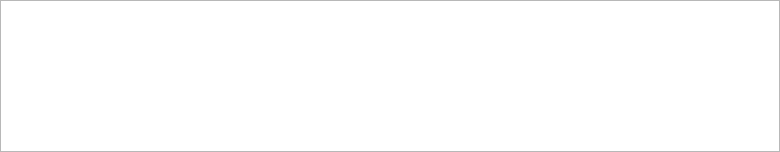
First picture: the form in Editor/src/Widget/Auxiliary/AuxAssetInspector.ui, repository GameOverture/HarmonyEngine, before the edit.
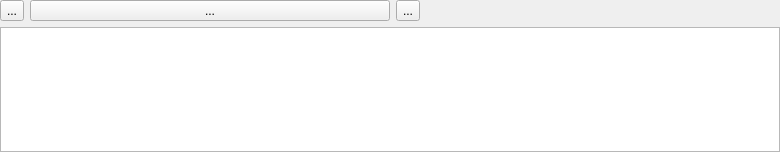
Second picture: the form after the edit. The open tabs and pages were chosen to show the change. Icons and pictures are not drawn. Custom widgets are drawn as their Qt base class.

Commit message: New Aux Docking Window layout; Code viewer/editor integrated

Diff of the .ui file:
```diff
--- a/Editor/src/Widget/Auxiliary/AuxAssetInspector.ui
+++ b/Editor/src/Widget/Auxiliary/AuxAssetInspector.ui
@@ -27,10 +27,138 @@
     <number>0</number>
    </property>
    <item>
-    <widget class="QGraphicsView" name="graphicsView"/>
+    <widget class="QStackedWidget" name="stackedWidget">
+     <property name="currentIndex">
+      <number>0</number>
+     </property>
+     <widget class="QWidget" name="pageSource">
+      <layout class="QVBoxLayout" name="verticalLayout_2">
+       <property name="leftMargin">
+        <number>0</number>
+       </property>
+       <property name="topMargin">
+        <number>0</number>
+       </property>
+       <property name="rightMargin">
+        <number>0</number>
+       </property>
+       <property name="bottomMargin">
+        <number>0</number>
+       </property>
+       <item>
+        <widget class="WgtCodeEditor" name="wgtCodeEditor" native="true"/>
+       </item>
+      </layout>
+     </widget>
+     <widget class="QWidget" name="pageAtlases">
+      <layout class="QVBoxLayout" name="verticalLayout_3">
+       <property name="leftMargin">
+        <number>0</number>
+       </property>
+       <property name="topMargin">
+        <number>0</number>
+       </property>
+       <property name="rightMargin">
+        <number>0</number>
+       </property>
+       <property name="bottomMargin">
+        <number>0</number>
+       </property>
+       <item>
+        <widget class="QGraphicsView" name="atlasesGfxView"/>
+       </item>
+      </layout>
+     </widget>
+     <widget class="QWidget" name="pagePrefabs"/>
+     <widget class="QWidget" name="pageAudio">
+      <layout class="QVBoxLayout" name="verticalLayout_4">
+       <property name="leftMargin">
+        <number>0</number>
+       </property>
+       <property name="topMargin">
+        <number>0</number>
+       </property>
+       <property name="rightMargin">
+        <number>0</number>
+       </property>
+       <property name="bottomMargin">
+        <number>0</number>
+       </property>
+       <item>
+        <layout class="QHBoxLayout" name="horizontalLayout_6">
+         <item>
+          <widget class="QToolButton" name="btnFirstFrame">
+           <property name="text">
+            <string>...</string>
+           </property>
+           <property name="icon">
+            <iconset resource="../../../data/HyEditor.qrc">
+             <normaloff>:/icons16x16/media-rewind.png</normaloff>:/icons16x16/media-rewind.png</iconset>
+           </property>
+          </widget>
+         </item>
+         <item>
+          <widget class="QToolButton" name="btnPlay">
+           <property name="sizePolicy">
+            <sizepolicy hsizetype="Expanding" vsizetype="Fixed">
+             <horstretch>0</horstretch>
+             <verstretch>0</verstretch>
+            </sizepolicy>
+           </property>
+           <property name="text">
+            <string>...</string>
+           </property>
+           <property name="icon">
+            <iconset resource="../../../data/HyEditor.qrc">
+             <normaloff>:/icons16x16/media-play.png</normaloff>:/icons16x16/media-play.png</iconset>
+           </property>
+          </widget>
+         </item>
+         <item>
+          <widget class="QToolButton" name="btnLastFrame">
+           <property name="text">
+            <string>...</string>
+           </property>
+           <property name="icon">
+            <iconset resource="../../../data/HyEditor.qrc">
+             <normaloff>:/icons16x16/media-forward.png</normaloff>:/icons16x16/media-forward.png</iconset>
+           </property>
+          </widget>
+         </item>
+         <item>
+          <spacer name="horizontalSpacer">
+           <property name="orientation">
+            <enum>Qt::Horizontal</enum>
+           </property>
+           <property name="sizeHint" stdset="0">
+            <size>
+             <width>40</width>
+             <height>20</height>
+            </size>
+           </property>
+          </spacer>
+         </item>
+        </layout>
+       </item>
+       <item>
+        <widget class="QGraphicsView" name="audioGfxView"/>
+       </item>
+      </layout>
+     </widget>
+    </widget>
    </item>
   </layout>
  </widget>
- <resources/>
+ <customwidgets>
+  <customwidget>
+   <class>WgtCodeEditor</class>
+   <extends>QWidget</extends>
+   <header>WgtCodeEditor.h</header>
+   <container>1</container>
+  </customwidget>
+ </customwidgets>
+ <resources>
+  <include location="../../../data/HyEditor.qrc"/>
+ </resources>
  <connections/>
 </ui>
```
The commit also changes 50 other files.
